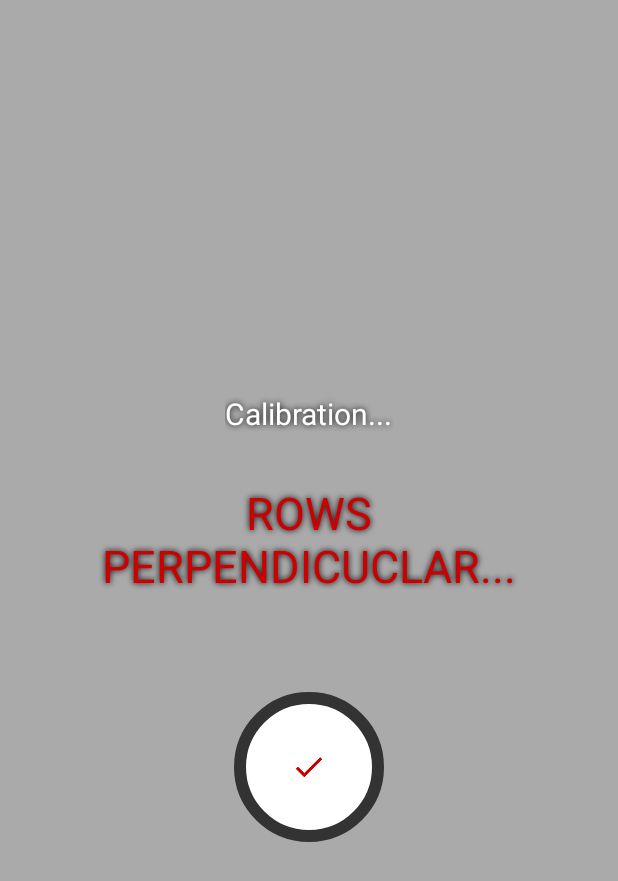
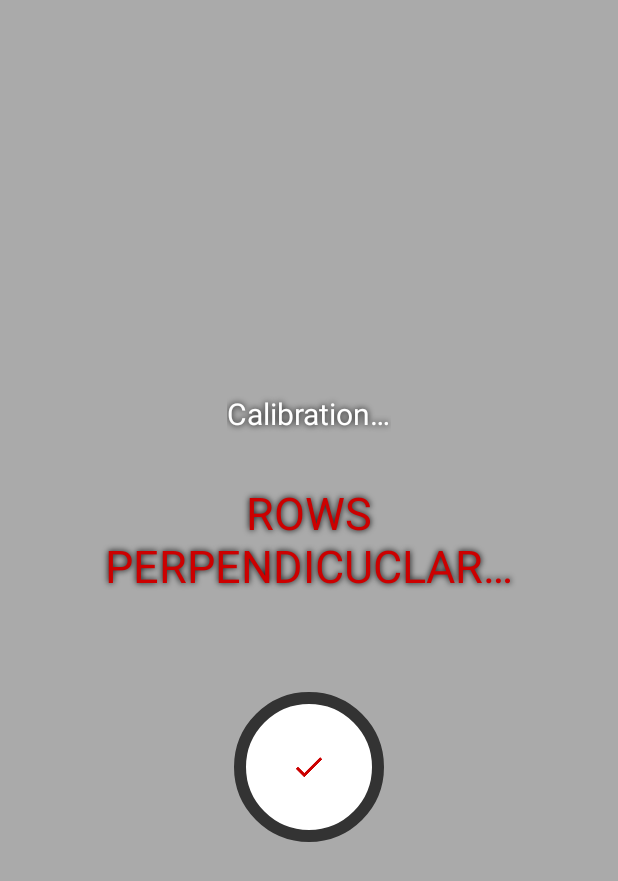
Before and after one commit to joss94/JRow, an Android app: the CalibrationActivity screen opened directly, with no data from a screen before it, on a phone screen of 412 x 824 dp. Shown: the top 881 px of the screen. Run offline under Robolectric (Android 15) with nearby library versions, the light colour scheme and no system bars.

Commit message:
String extraction

```diff
--- a/app/src/main/java/com/joss/jrow/BluetoothConnectionActivity.java
+++ b/app/src/main/java/com/joss/jrow/BluetoothConnectionActivity.java
@@ -171,8 +171,8 @@ public abstract class BluetoothConnectionActivity extends AppCompatActivity impl
 
         ConnectProgressDialog(Context context) {
             super(context);
-            setTitle("Connecting");
-            setMessage("Wait while connecting to the Arduino..");
+            setTitle(getString(R.string.connecting));
+            setMessage(getString(R.string.wait_message));
             setCancelable(false);
             if (BluetoothConnectThread.getInstance()!=null) {
                 BluetoothConnectThread.getInstance().addListener(this);
--- a/app/src/main/res/values/strings.xml
+++ b/app/src/main/res/values/strings.xml
@@ -32,19 +32,21 @@
     <string name="start_ntraining">Start\ntraining</string>
     <string name="time" translatable="false">%1$.2f s</string>
     <string name="save_this_training">Save this training ?</string>
-    <string name="rows_front">Rows front...</string>
-    <string name="rows_neutral">Rows perpendicuclar...</string>
+    <string name="rows_front">Rows front…</string>
+    <string name="rows_neutral">Rows perpendicuclar…</string>
     <string name="race_time_format" translatable="false">%1$d : %2$d : %3$d</string>
-    <string name="rows_back">Rows back...</string>
+    <string name="rows_back">Rows back…</string>
     <string name="calibration_wrong_angle_front">%1$s has his row in front of the registered neutral angle</string>
     <string name="calibration_wrong_angle_behind">%1$s has not his row behind the registered neutral position</string>
     <string name="select_training_name">Please select a name for your training</string>
     <string name="calibration_done">Calibration done !</string>
-    <string name="calibration_failed">Calibration failed...</string>
+    <string name="calibration_failed">Calibration failed…</string>
     <string name="unable_to_connect_arduino">Unable to connect to Arduino</string>
     <string name="graph">Graph</string>
     <string name="loadbar">Loadbar</string>
     <string name="race">Race !</string>
     <string name="terminal">Terminal</string>
-    <string name="calibration">Calibration...</string>
+    <string name="calibration">Calibration…</string>
+    <string name="wait_message">Wait while connecting to the Arduino...</string>
+    <string name="connecting">Connecting</string>
 </resources>
```
Also changed, not shown: 2 other files.
